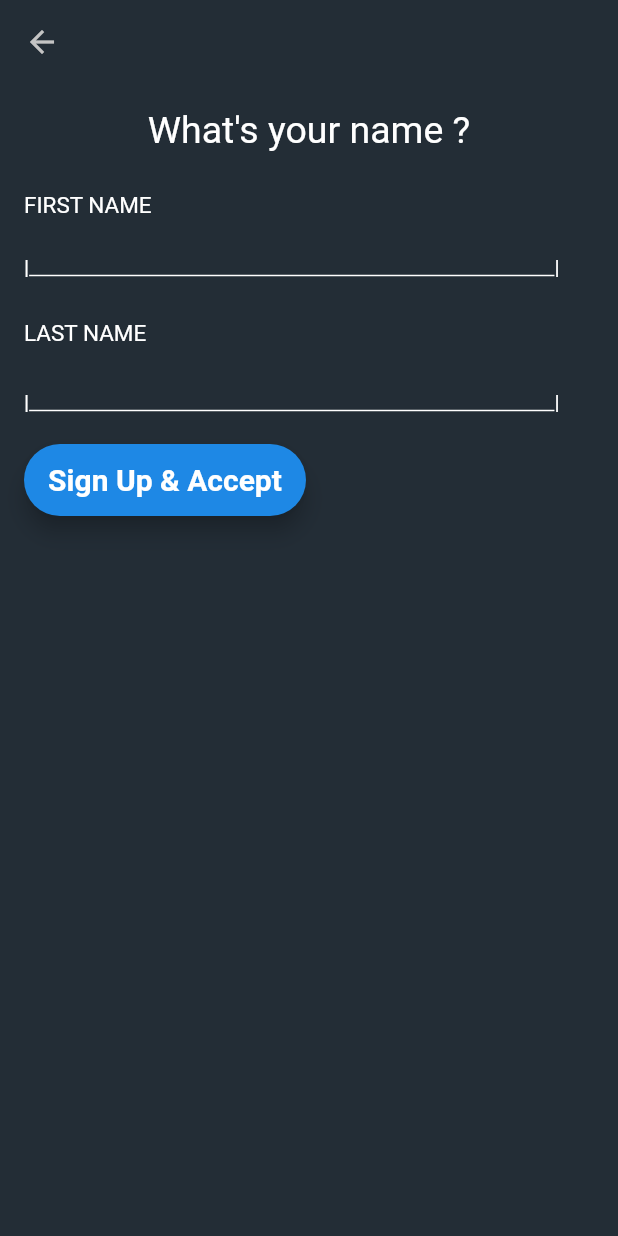
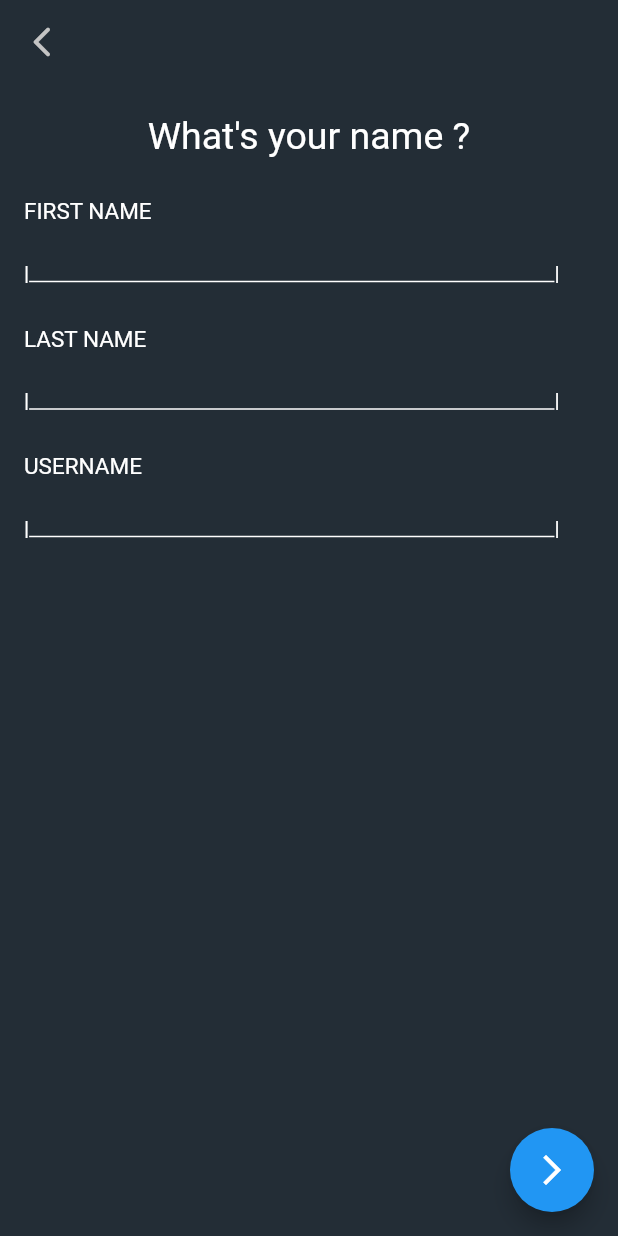
Before and after one commit to Swagnik02/Dhatnoon_v2, a Flutter app: the screen it shows after launch, on a phone screen of 412 x 824 dp. Run offline on Flutter 3.47's test engine with Material 2 defaults, Android fonts, the phone set to English and light mode, and no system bars; our stand-ins replace firebase_auth, firebase_core, fluttertoast, google_fonts, pinput; accounts and stored records are empty.

Commit message:
added username in RegisterProfile page

```diff
--- a/lib/views/Authentication/SignUp/profile_register.dart
+++ b/lib/views/Authentication/SignUp/profile_register.dart
@@ -1,29 +1,36 @@
 import 'package:dhatnoon_v2/constants/color_constants.dart';
-import 'package:dhatnoon_v2/views/Authentication/auth_components/CustomTemplates/auth_btn_ui.dart';
 import 'package:dhatnoon_v2/views/Authentication/auth_components/auth_text_fields.dart';
+import 'package:firebase_auth/firebase_auth.dart';
 import 'package:flutter/material.dart';
+import 'package:fluttertoast/fluttertoast.dart';
 
 class ProfRegister extends StatelessWidget {
   const ProfRegister({super.key});
 
   @override
   Widget build(BuildContext context) {
+    TextEditingController _userName = TextEditingController();
     TextEditingController _firstName = TextEditingController();
     TextEditingController _lastName = TextEditingController();
+    // final auth = FirebaseAuth.instance.currentUser;
+
     return Scaffold(
       backgroundColor: ColorConstants.authBackground,
       appBar: AppBar(
-        elevation: 0, // Set elevation to 0 to remove shadow from the app bar
+        elevation: 0,
         backgroundColor: Colors.transparent,
         leading: IconButton(
           color: ColorConstants.authBackBtn,
-          icon: const Icon(Icons.arrow_back),
+          icon: const Icon(Icons.arrow_back_ios_new_rounded),
           onPressed: () => Navigator.pop(context),
         ),
       ),
       body: Padding(
-        padding: const EdgeInsets.all(16.0),
+        padding: const EdgeInsets.fromLTRB(16.0, 20, 16, 40),
         child: Column(
+          mainAxisAlignment: MainAxisAlignment.spaceBetween,
+          children: [
+            Column(
               crossAxisAlignment: CrossAxisAlignment.start,
               children: [
                 const Center(
@@ -33,32 +40,49 @@ class ProfRegister extends StatelessWidget {
                   ),
                 ),
                 const SizedBox(height: 27),
-            //FIRST NAME
                 const Text(
                   "FIRST NAME",
                   style: TextStyle(color: Colors.white, fontSize: 15),
                 ),
                 AuthTextField(controller: _firstName),
-            //LAST NAME
                 const SizedBox(height: 27),
                 const Text(
                   "LAST NAME",
                   style: TextStyle(color: Colors.white, fontSize: 15),
                 ),
-            const SizedBox(height: 5),
                 AuthTextField(controller: _lastName),
-
-            const SizedBox(height: 20),
-            AuthBtnUI(
-              onPressed: () {
-                // Add your signup button action here
-              },
-              text: 'Sign Up & Accept',
+                const SizedBox(height: 27),
+                const Text(
+                  "USERNAME",
+                  style: TextStyle(color: Colors.white, fontSize: 15),
                 ),
-            const SizedBox(width: 10),
+                AuthTextField(controller: _userName),
               ],
             ),
+          ],
+        ),
+      ),
+      floatingActionButton: FloatingActionButton(
+        onPressed: () {
+          Fluttertoast.showToast(msg: "Your message here");
+        },
+        child: const Icon(Icons.arrow_forward_ios_sharp),
       ),
     );
   }
 }
+
+
+
+
+            // Column(
+
+            //   children: [
+            //     AuthBtnUI(
+            //       onPressed: () {
+            //         // Add your signup button action here
+            //       },
+            //       text: 'Sign Up & Accept',
+            //     ),
+            //   ],
+            // ),
```
Lines whose indentation alone changed are shown as unchanged.
